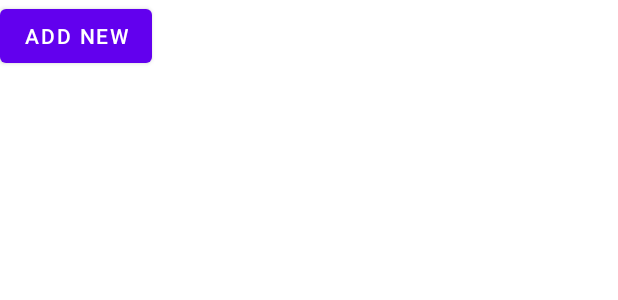
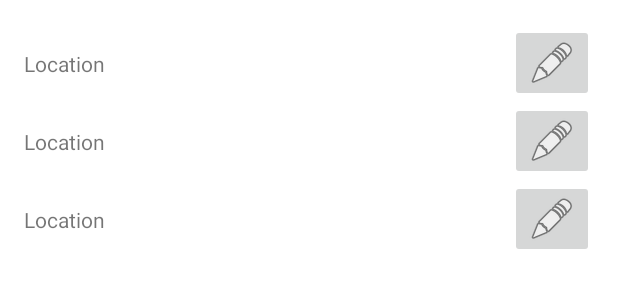
Before and after one commit to amalskr/weatherlive, an Android app: the layout activity_favorite.xml on its own in the app's theme, with its tools: preview values and no code run, on a phone screen of 412 x 824 dp. Shown: the top 300 px of the screen. Run offline under Robolectric (Android 15) with nearby library versions, the phone set to English and light mode, and no system bars.

Commit message:
called databind adapter to display db saved locations

```diff
--- a/app/src/main/res/layout/activity_favorite.xml
+++ b/app/src/main/res/layout/activity_favorite.xml
@@ -1,5 +1,6 @@
 <?xml version="1.0" encoding="utf-8"?>
 <layout xmlns:android="http://schemas.android.com/apk/res/android"
+    xmlns:app="http://schemas.android.com/apk/res-auto"
     xmlns:tools="http://schemas.android.com/tools">
 
     <data>
@@ -12,14 +13,32 @@
     <LinearLayout
         android:layout_width="match_parent"
         android:layout_height="match_parent"
+        android:gravity="center"
         android:orientation="vertical"
         tools:context=".view.activity.FavoriteActivity">
+
+        <ProgressBar
+            android:id="@+id/favProgress"
+            android:layout_width="wrap_content"
+            android:layout_height="wrap_content"
+            android:visibility="gone" />
+
+        <androidx.recyclerview.widget.RecyclerView
+            android:id="@+id/recyclerFavLocation"
+            android:layout_width="match_parent"
+            android:layout_height="match_parent"
+            android:clipToPadding="false"
+            android:padding="16dp"
+            app:layoutManager="androidx.recyclerview.widget.StaggeredGridLayoutManager"
+            tools:context="com.google.samples.apps.sunflower.GardenActivity"
+            tools:listitem="@layout/list_item_favorite" />
 
         <Button
             android:id="@+id/btnAdd"
             android:layout_width="wrap_content"
             android:layout_height="wrap_content"
-            android:text="ADD NEW" />
+            android:text="ADD NEW"
+            android:visibility="gone" />
 
     </LinearLayout>
 </layout>
--- /dev/null
+++ b/app/src/main/res/layout/list_item_favorite.xml
@@ -0,0 +1,39 @@
+<?xml version="1.0" encoding="utf-8"?>
+<layout xmlns:android="http://schemas.android.com/apk/res/android"
+    xmlns:app="http://schemas.android.com/apk/res-auto"
+    xmlns:tools="http://schemas.android.com/tools">
+
+    <data>
+
+        <variable
+            name="favorite"
+            type="com.ceylonapz.weatherlive.utilities.db.Favorite" />
+    </data>
+
+    <androidx.constraintlayout.widget.ConstraintLayout
+        android:layout_width="match_parent"
+        android:layout_height="wrap_content">
+
+        <TextView
+            android:id="@+id/txtFavLocation"
+            android:layout_width="wrap_content"
+            android:layout_height="wrap_content"
+            android:text="@{favorite.locationName}"
+            app:layout_constraintBottom_toBottomOf="parent"
+            app:layout_constraintEnd_toStartOf="@+id/imgBtnEdit"
+            app:layout_constraintHorizontal_bias="0.0"
+            app:layout_constraintStart_toStartOf="parent"
+            app:layout_constraintTop_toTopOf="parent"
+            tools:text="Location" />
+
+        <ImageButton
+            android:id="@+id/imgBtnEdit"
+            android:layout_width="wrap_content"
+            android:layout_height="wrap_content"
+            android:contentDescription="@string/location_edit"
+            app:layout_constraintBottom_toBottomOf="parent"
+            app:layout_constraintEnd_toEndOf="parent"
+            app:layout_constraintTop_toTopOf="parent"
+            app:srcCompat="@android:drawable/ic_menu_edit" />
+    </androidx.constraintlayout.widget.ConstraintLayout>
+</layout>
--- a/app/src/main/res/values/strings.xml
+++ b/app/src/main/res/values/strings.xml
@@ -108,4 +108,5 @@
     <string name="temp_max_min">Max : %1$s | Min : %2$s</string>
     <string name="wind_format">%1$s km/h</string>
     <string name="humidity_format">%1$s%%</string>
+    <string name="location_edit">location edit</string>
 </resources>
```
Also changed, not shown: app/src/main/java/com/ceylonapz/weatherlive/model/adapters/FavoriteLocationAdapter.kt (added, +50 -0 lines), app/src/main/java/com/ceylonapz/weatherlive/view/activity/FavoriteActivity.kt (+17 -2 lines).
